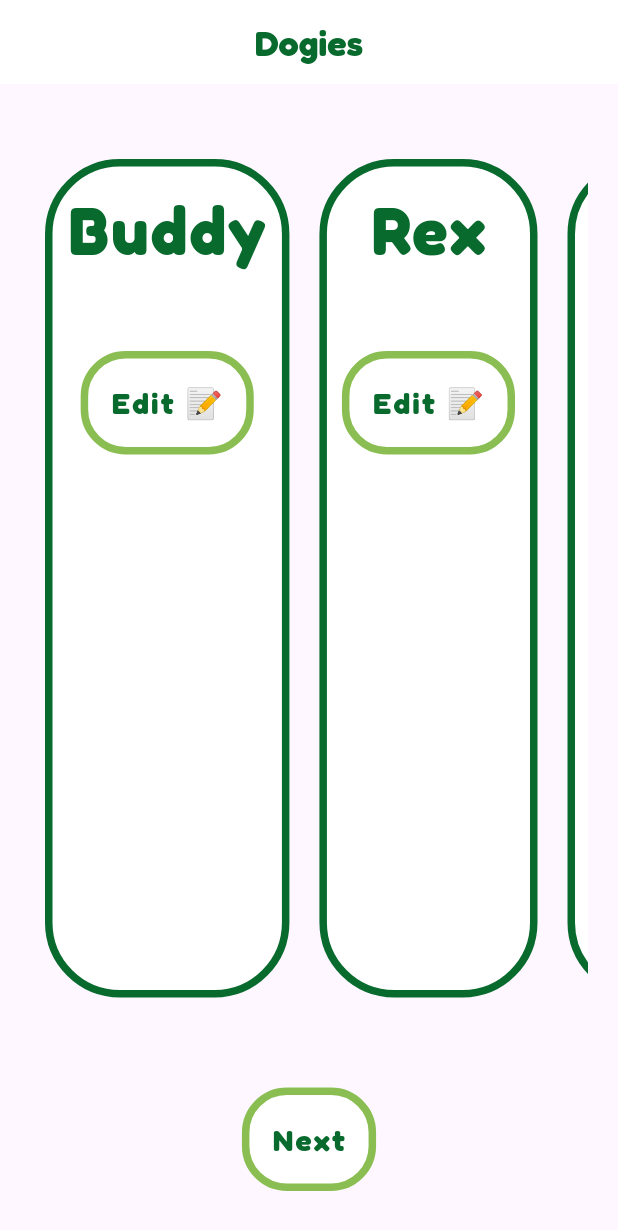
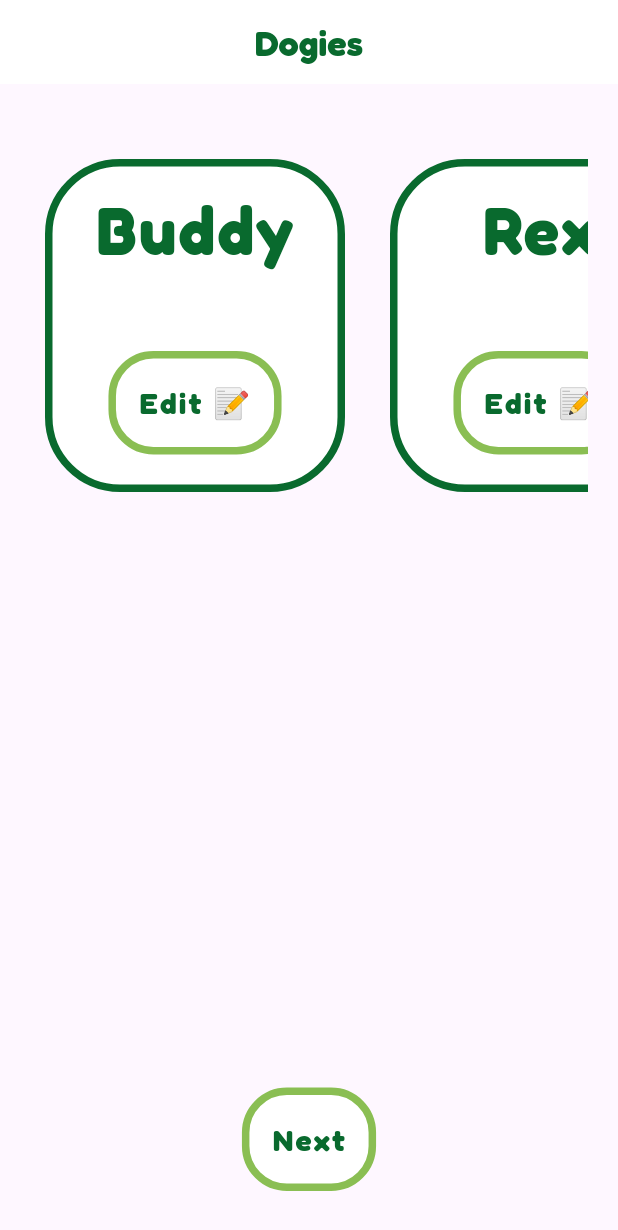
Before and after one commit to Gilad1016/FetchFriends, a Flutter app: the screen it shows after launch, on a phone screen of 412 x 824 dp. Shown: the top 1230 px of the screen. Run offline on Flutter 3.47's test engine with Material 3 defaults, Android fonts, the phone set to English and light mode, and no system bars; our stand-ins replace go_router, image_picker, pocketbase, shared_preferences.

```diff
--- a/lib/dog_management/dog_card.dart
+++ b/lib/dog_management/dog_card.dart
@@ -17,6 +17,7 @@ class DogCard extends StatelessWidget {
   @override
   Widget build(BuildContext context) {
     return Container(
+      width: 200,
       margin: const EdgeInsets.only(top: 20, bottom: 10),
       padding: const EdgeInsets.all(10),
       decoration: BoxDecoration(
@@ -28,7 +29,7 @@ class DogCard extends StatelessWidget {
         ),
       ),
       child: Column(
-        mainAxisAlignment: MainAxisAlignment.start,
+        mainAxisAlignment: MainAxisAlignment.spaceBetween,
         crossAxisAlignment: CrossAxisAlignment.center,
         children: [
           Text(
@@ -43,16 +44,16 @@ class DogCard extends StatelessWidget {
           const SizedBox(height: 10),
           (dogItem.imageUrl != null)
               ? CircleAvatar(
-                  backgroundImage: NetworkImage(dogItem.imageUrl!),
-                  minRadius: 100,
-                  maxRadius: 100,
-                )
+            backgroundImage: NetworkImage(dogItem.imageUrl!),
+            minRadius: 100,
+            maxRadius: 100,
+          )
               : const SizedBox(width: 50), // Placeholder if no image
           const SizedBox(height: 20),
           // Add conditional widget for pencil emoji if isEditable
           if (onEditPressed != null)
             Row(
-              mainAxisAlignment: MainAxisAlignment.end,
+              mainAxisAlignment: MainAxisAlignment.center,
               children: [
                 CustomButton(
                   onPressed: onEditPressed ?? () {},
--- a/lib/dog_management/dog_management.dart
+++ b/lib/dog_management/dog_management.dart
@@ -62,9 +62,10 @@ class _DogMngPageState extends State<DogMngPage> {
           padding: const EdgeInsets.all(20),
           child: Column(children: [
             Expanded(
-            child: ListView(
+              child: SingleChildScrollView(
                 scrollDirection: Axis.horizontal,
-              shrinkWrap: true, // To wrap the content if it's not too long
+                child: Wrap(
+                  spacing: 10, // To add space between each widget
                   children: [
                     for (var dog in _dogItems)
                       Padding(
@@ -76,8 +77,8 @@ class _DogMngPageState extends State<DogMngPage> {
                           },
                         ),
                       ),
-                const SizedBox(width: 20),
                   ],
+                ),
               ),
             ),
             const SizedBox(height: 20),
@@ -91,7 +92,7 @@ class _DogMngPageState extends State<DogMngPage> {
               ),
             ),
           ]),
-      ),
+        )
     );
   }
 }
```
Lines whose indentation alone changed are shown as unchanged.
